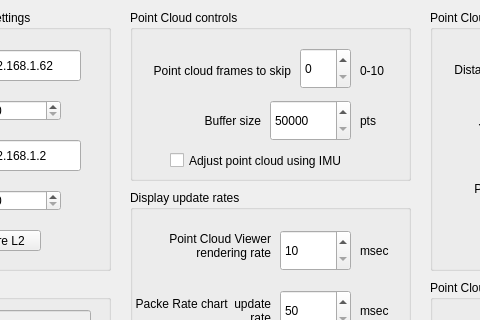
Above: forms/ConfigDialog.ui from markgol/L2diagnostic before the change; both pictures show x 120 to 600 and y 0 to 320 of the 808 by 551 pixel window. Below: the same form after it.
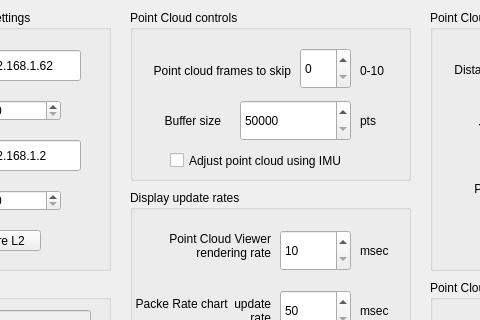
That is the form after the change.

The edit to the form file:
```diff
--- a/forms/ConfigDialog.ui
+++ b/forms/ConfigDialog.ui
@@ -555,9 +555,9 @@
    <widget class="QLabel" name="label_21">
     <property name="geometry">
      <rect>
-      <x>20</x>
+      <x>0</x>
       <y>90</y>
-      <width>111</width>
+      <width>91</width>
       <height>41</height>
      </rect>
     </property>
@@ -574,9 +574,9 @@
    <widget class="QSpinBox" name="spinMaxPoints">
     <property name="geometry">
      <rect>
-      <x>140</x>
+      <x>110</x>
       <y>90</y>
-      <width>81</width>
+      <width>111</width>
       <height>41</height>
      </rect>
     </property>
```
